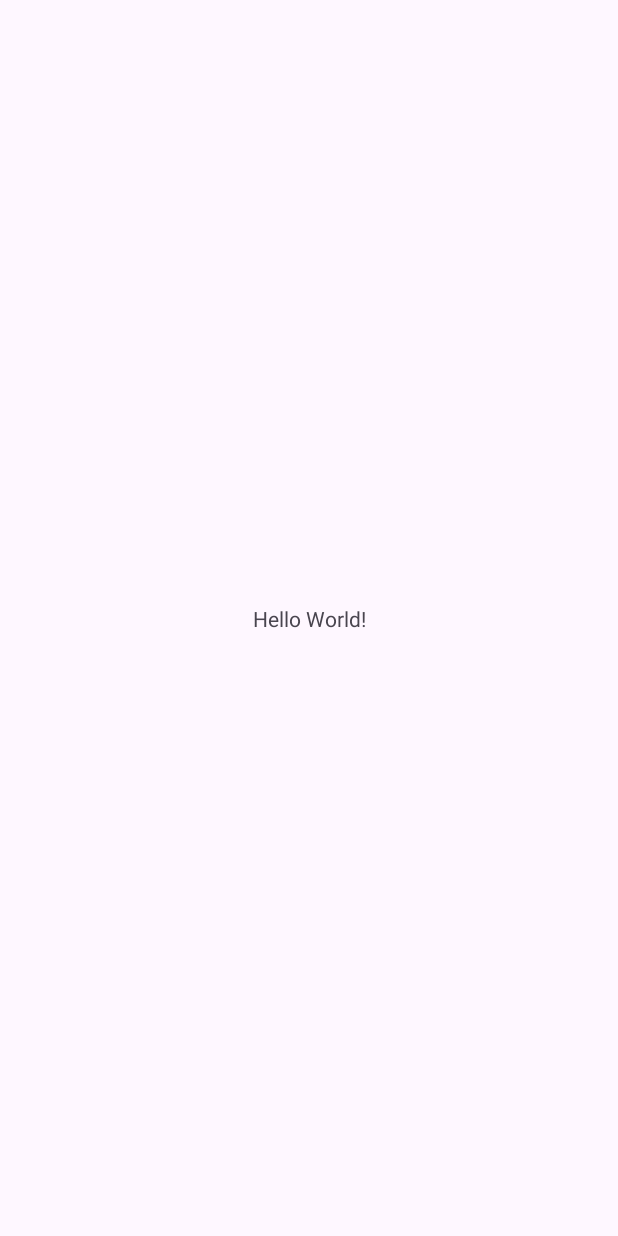
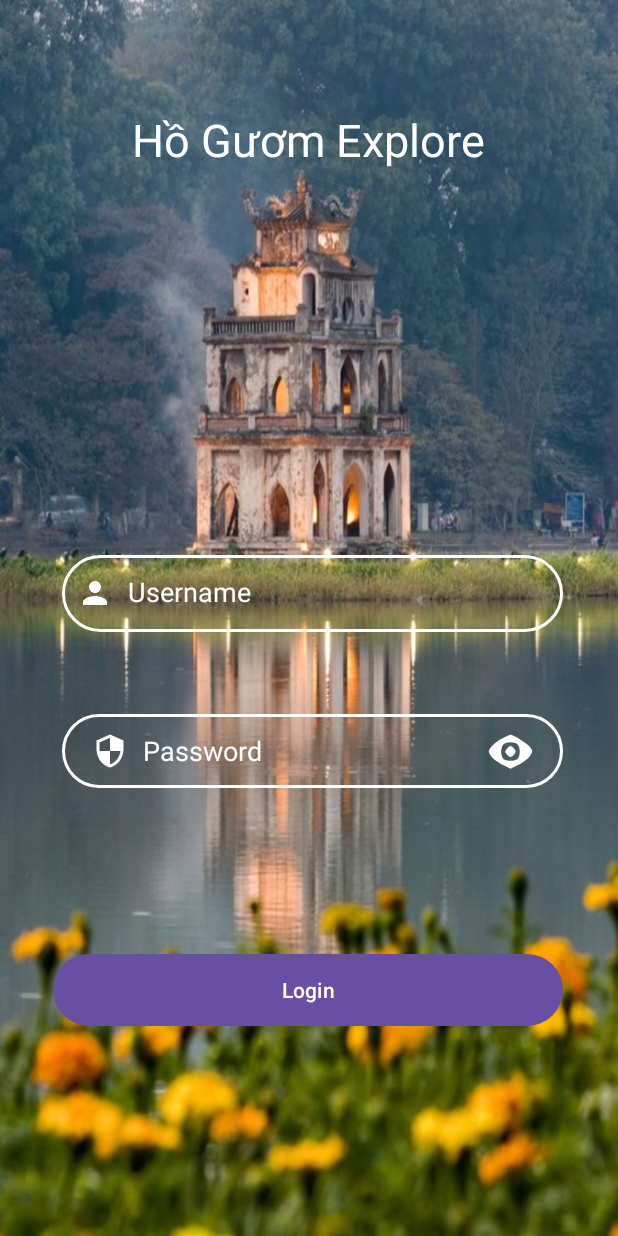
Before and after one commit to phamtungthuy/Ho_Guom_Explore, an Android app: the screen it shows after launch (MainActivity before the commit, LoginActivity after it), on a phone screen of 412 x 824 dp. Before the commit the screen is almost empty. Run offline under Robolectric (Android 15) with nearby library versions, the phone set to English and light mode, and no system bars.

Commit message:
Add some layout, images, icon to project and create basic login

```diff
--- a/app/src/main/AndroidManifest.xml
+++ b/app/src/main/AndroidManifest.xml
@@ -13,6 +13,15 @@
         android:theme="@style/Theme.Ho_Guom_Explore"
         tools:targetApi="31">
         <activity
+            android:name=".LoginActivity"
+            android:exported="true">
+            <intent-filter>
+                <action android:name="android.intent.action.MAIN" />
+
+                <category android:name="android.intent.category.LAUNCHER" />
+            </intent-filter>
+        </activity>
+        <activity
             android:name=".MainActivity"
             android:exported="true">
             <intent-filter>
--- /dev/null
+++ b/app/src/main/java/org/meicode/ho_guom_explore/LoginActivity.java
@@ -0,0 +1,69 @@
+package org.meicode.ho_guom_explore;
+
+import androidx.appcompat.app.AppCompatActivity;
+
+import android.content.Intent;
+import android.os.Bundle;
+import android.text.InputType;
+import android.view.MotionEvent;
+import android.view.View;
+import android.widget.Button;
+import android.widget.EditText;
+
+public class LoginActivity extends AppCompatActivity {
+    EditText edUsername, edPassword;
+    Button btn;
+    @Override
+    protected void onCreate(Bundle savedInstanceState) {
+        super.onCreate(savedInstanceState);
+        setContentView(R.layout.activity_login);
+        edUsername = findViewById(R.id.editTextLoginUsername);
+        edPassword = findViewById(R.id.editTextLoginPassword);
+        btn = findViewById(R.id.buttonLogin);
+
+        handleShowPassword();
+
+        btn.setOnClickListener((new View.OnClickListener() {
+            @Override
+            public void onClick(View v) {
+                startActivity(new Intent(LoginActivity.this, MainActivity.class));
+            }
+        }));
+    }
+
+    public void handleShowPassword() {
+        final boolean[] isPasswordVisible = {false};
+
+        EditText editTextLoginPassword = findViewById(R.id.editTextLoginPassword);
+
+        // Thiết lập sự kiện click cho drawableRight
+        editTextLoginPassword.setOnTouchListener(new View.OnTouchListener() {
+            @Override
+            public boolean onTouch(View v, MotionEvent event) {
+                final int DRAWABLE_RIGHT = 2;
+
+                if (event.getAction() == MotionEvent.ACTION_UP) {
+                    if (event.getRawX() >= (editTextLoginPassword.getRight() -
+                            editTextLoginPassword.getCompoundDrawables()[DRAWABLE_RIGHT].getBounds().width()) - editTextLoginPassword.getPaddingRight()) {
+                        // Người dùng đã nhấn vào drawableRight
+                        if (isPasswordVisible[0]) {
+                            // Đã hiển thị mật khẩu, chuyển thành ẩn mật khẩu
+                            editTextLoginPassword.setInputType(InputType.TYPE_CLASS_TEXT |
+                                    InputType.TYPE_TEXT_VARIATION_PASSWORD);
+                            editTextLoginPassword.setCompoundDrawablesWithIntrinsicBounds(R.drawable.ic_baseline_security_24, 0,
+                                    R.drawable.ic_eye, 0);
+                        } else {
+                            // Đã ẩn mật khẩu, chuyển thành hiển thị mật khẩu
+                            editTextLoginPassword.setInputType(InputType.TYPE_CLASS_TEXT);
+                            editTextLoginPassword.setCompoundDrawablesWithIntrinsicBounds(R.drawable.ic_baseline_security_24, 0,
+                                    R.drawable.ic_slash_eye, 0);
+                        }
+                        isPasswordVisible[0] = !isPasswordVisible[0];
+                        return true;
+                    }
+                }
+                return false;
+            }
+        });
+    }
+}
--- /dev/null
+++ b/app/src/main/res/drawable/btn_bg.xml
@@ -0,0 +1,5 @@
+<?xml version="1.0" encoding="utf-8"?>
+<shape xmlns:android="http://schemas.android.com/apk/res/android">
+    <solid android:color="#000"/>
+    <corners android:radius="70dp"/>
+</shape>
--- /dev/null
+++ b/app/src/main/res/drawable/ic_baseline_person_24.xml
@@ -0,0 +1,5 @@
+<vector android:height="24dp" android:tint="@color/white"
+    android:viewportHeight="24" android:viewportWidth="24"
+    android:width="24dp" xmlns:android="http://schemas.android.com/apk/res/android">
+    <path android:fillColor="@android:color/white" android:pathData="M12,12c2.21,0 4,-1.79 4,-4s-1.79,-4 -4,-4 -4,1.79 -4,4 1.79,4 4,4zM12,14c-2.67,0 -8,1.34 -8,4v2h16v-2c0,-2.66 -5.33,-4 -8,-4z"/>
+</vector>
--- /dev/null
+++ b/app/src/main/res/drawable/ic_baseline_security_24.xml
@@ -0,0 +1,5 @@
+<vector android:height="24dp" android:tint="#FFFFFF"
+    android:viewportHeight="24" android:viewportWidth="24"
+    android:width="24dp" xmlns:android="http://schemas.android.com/apk/res/android">
+    <path android:fillColor="@android:color/white" android:pathData="M12,1L3,5v6c0,5.55 3.84,10.74 9,12 5.16,-1.26 9,-6.45 9,-12L21,5l-9,-4zM12,11.99h7c-0.53,4.12 -3.28,7.79 -7,8.94L12,12L5,12L5,6.3l7,-3.11v8.8z"/>
+</vector>
--- /dev/null
+++ b/app/src/main/res/drawable/ic_eye.xml
@@ -0,0 +1,17 @@
+<vector xmlns:android="http://schemas.android.com/apk/res/android" xmlns:aapt="http://schemas.android.com/aapt"
+    android:viewportWidth="24"
+    android:viewportHeight="24"
+    android:width="30dp"
+    android:height="30dp">
+    <group
+        android:scaleX="0.1"
+        android:scaleY="-0.1"
+        android:translateY="24">
+        <path
+            android:pathData="M75 190c-22 -11 -48 -32 -58 -45 -17 -24 -17 -26 0 -50 10 -14 37 -34 61 -46l42 -21 43 21c23 12 50 32 60 46 17 24 17 26 0 50 -15 20 -86 65 -104 65 -2 0 -22 -9 -44 -20zm83 -32c15 -15 15 -61 0 -76 -15 -15 -61 -15 -76 0 -15 15 -15 61 0 76 15 15 61 15 76 0z"
+            android:fillColor="#ffffff" />
+        <path
+            android:pathData="M100 134c-11 -12 -10 -18 3 -32 16 -15 18 -15 34 0 13 14 14 20 3 32 -16 20 -24 20 -40 0z"
+            android:fillColor="#ffffff" />
+    </group>
+</vector>
--- /dev/null
+++ b/app/src/main/res/drawable/ic_slash_eye.xml
@@ -0,0 +1,20 @@
+<vector xmlns:android="http://schemas.android.com/apk/res/android" xmlns:aapt="http://schemas.android.com/aapt"
+    android:viewportWidth="24"
+    android:viewportHeight="24"
+    android:width="30dp"
+    android:height="30dp">
+    <group
+        android:scaleX="0.1"
+        android:scaleY="-0.1"
+        android:translateY="24">
+        <path
+            android:pathData="M27 204c-4 -4 -2 -13 4 -20 7 -9 6 -20 -6 -38 -30 -46 19 -96 94 -96 26 0 51 -6 62 -16 9 -8 19 -11 22 -6 8 11 -167 185 -176 176zm63 -89c5 -14 16 -25 24 -25 8 0 18 -4 21 -10 10 -16 -32 -11 -49 6 -15 14 -23 54 -11 54 3 0 10 -11 15 -25z"
+            android:fillColor="#ffffff" />
+        <path
+            android:pathData="M90 180c0 -5 11 -10 24 -10 31 0 56 -25 56 -56 0 -32 28 -43 46 -19 19 26 18 33 -15 66 -23 23 -39 29 -70 29 -23 0 -41 -4 -41 -10z"
+            android:fillColor="#ffffff" />
+        <path
+            android:pathData="M130 140c0 -5 5 -10 11 -10 5 0 7 5 4 10 -3 6 -8 10 -11 10 -2 0 -4 -4 -4 -10z"
+            android:fillColor="#ffffff" />
+    </group>
+</vector>
--- /dev/null
+++ b/app/src/main/res/drawable/input_bg.xml
@@ -0,0 +1,5 @@
+<?xml version="1.0" encoding="utf-8"?>
+<shape xmlns:android="http://schemas.android.com/apk/res/android">
+    <stroke android:color="@color/white" android:width="2dp"/>
+    <corners android:radius="70dp" />
+</shape>
--- /dev/null
+++ b/app/src/main/res/layout/activity_login.xml
@@ -0,0 +1,89 @@
+<?xml version="1.0" encoding="utf-8"?>
+<androidx.constraintlayout.widget.ConstraintLayout xmlns:android="http://schemas.android.com/apk/res/android"
+    xmlns:app="http://schemas.android.com/apk/res-auto"
+    xmlns:tools="http://schemas.android.com/tools"
+    android:id="@+id/background"
+    android:layout_width="match_parent"
+    android:layout_height="match_parent"
+    android:background="@drawable/bg"
+    tools:context=".LoginActivity">
+
+    <EditText
+        android:id="@+id/editTextLoginUsername"
+        android:layout_width="334dp"
+        android:layout_height="51dp"
+        android:background="@drawable/input_bg"
+        android:drawableLeft="@drawable/ic_baseline_person_24"
+        android:drawablePadding="10dp"
+        android:ems="10"
+        android:hint="Username"
+        android:includeFontPadding="false"
+        android:inputType="text"
+        android:paddingLeft="10dp"
+        android:paddingTop="10dp"
+        android:paddingRight="10dp"
+        android:paddingBottom="10dp"
+        android:textColor="@color/white"
+        android:textColorHint="@color/white"
+        android:textFontWeight="700"
+        app:layout_constraintBottom_toBottomOf="parent"
+        app:layout_constraintEnd_toEndOf="parent"
+        app:layout_constraintHorizontal_bias="0.532"
+        app:layout_constraintStart_toStartOf="parent"
+        app:layout_constraintTop_toTopOf="parent"
+        app:layout_constraintVertical_bias="0.479" />
+
+    <EditText
+        android:id="@+id/editTextLoginPassword"
+        android:layout_width="334dp"
+        android:layout_height="49dp"
+        android:background="@drawable/input_bg"
+        android:drawableLeft="@drawable/ic_baseline_security_24"
+        android:drawableRight="@drawable/ic_eye"
+        android:drawablePadding="10dp"
+        android:ems="10"
+        android:hint="Password"
+        android:inputType="textPassword"
+        android:paddingLeft="20dp"
+        android:paddingTop="10dp"
+        android:paddingRight="20dp"
+        android:paddingBottom="10dp"
+        android:textColor="@color/white"
+        android:textColorHint="@color/white"
+        app:layout_constraintBottom_toBottomOf="parent"
+        app:layout_constraintEnd_toEndOf="parent"
+        app:layout_constraintHorizontal_bias="0.532"
+        app:layout_constraintStart_toStartOf="parent"
+        app:layout_constraintTop_toBottomOf="@+id/editTextLoginUsername"
+        app:layout_constraintVertical_bias="0.154" />
+
+    <Button
+        android:id="@+id/buttonLogin"
+        android:layout_width="340dp"
+        android:layout_height="0dp"
+        android:layout_marginTop="636dp"
+        android:background="@drawable/btn_bg"
+        android:backgroundTint="@color/black"
+        android:ellipsize="none"
+        android:text="Login"
+        android:theme="@android:style/Theme.Black"
+        app:layout_constraintEnd_toEndOf="parent"
+        app:layout_constraintHorizontal_bias="0.492"
+        app:layout_constraintStart_toStartOf="parent"
+        app:layout_constraintTop_toTopOf="parent" />
+
+    <TextView
+        android:id="@+id/textView"
+        android:layout_width="wrap_content"
+        android:layout_height="wrap_content"
+        android:text="Hồ Gươm Explore"
+        android:textColor="@color/white"
+        android:textSize="30dp"
+        app:layout_constraintBottom_toTopOf="@+id/editTextLoginUsername"
+        app:layout_constraintEnd_toEndOf="parent"
+        app:layout_constraintHorizontal_bias="0.497"
+        app:layout_constraintStart_toStartOf="parent"
+        app:layout_constraintTop_toTopOf="parent"
+        app:layout_constraintVertical_bias="0.22" />
+
+</androidx.constraintlayout.widget.ConstraintLayout>
--- a/app/src/main/res/values/colors.xml
+++ b/app/src/main/res/values/colors.xml
@@ -2,4 +2,5 @@
 <resources>
     <color name="black">#FF000000</color>
     <color name="white">#FFFFFFFF</color>
+
 </resources>
--- a/app/src/main/res/values/strings.xml
+++ b/app/src/main/res/values/strings.xml
@@ -1,3 +1,4 @@
 <resources>
     <string name="app_name">Ho_Guom_Explore</string>
+    <string name="title_activity_login">LoginActivity</string>
 </resources>
--- a/build.gradle.kts
+++ b/build.gradle.kts
@@ -1,4 +1,5 @@
 // Top-level build file where you can add configuration options common to all sub-projects/modules.
 plugins {
     id("com.android.application") version "8.1.1" apply false
+    id("org.jetbrains.kotlin.android") version "1.8.10" apply false
 }
```
Also changed, not shown: app/build.gradle.kts (+29 -0 lines), app/src/main/res/drawable/bg.jpg (added).
